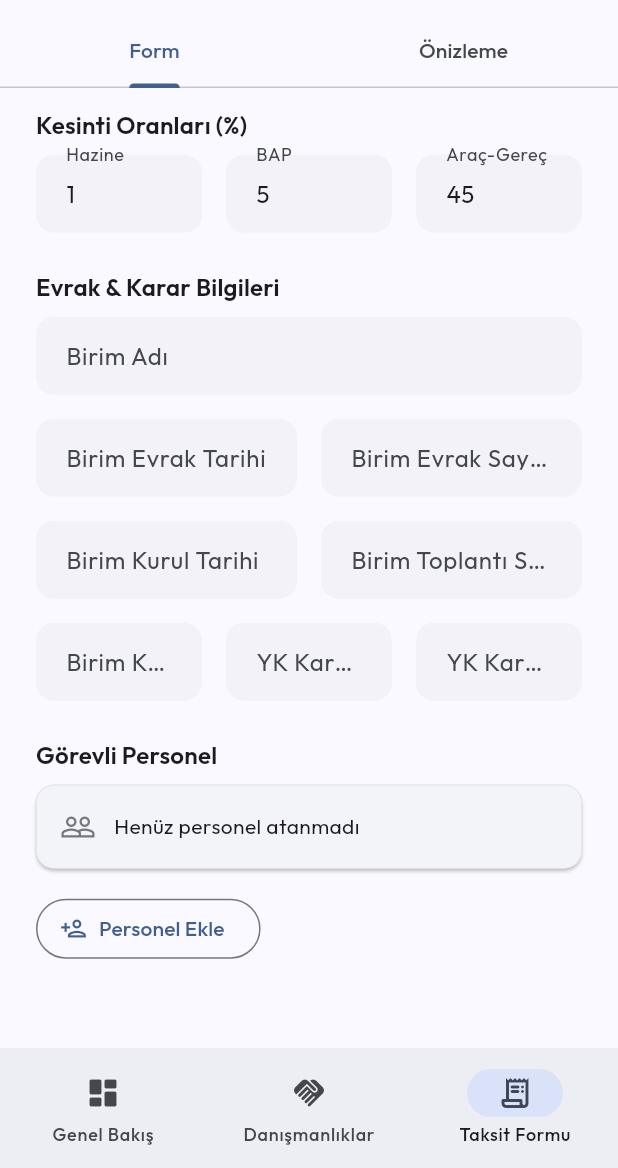
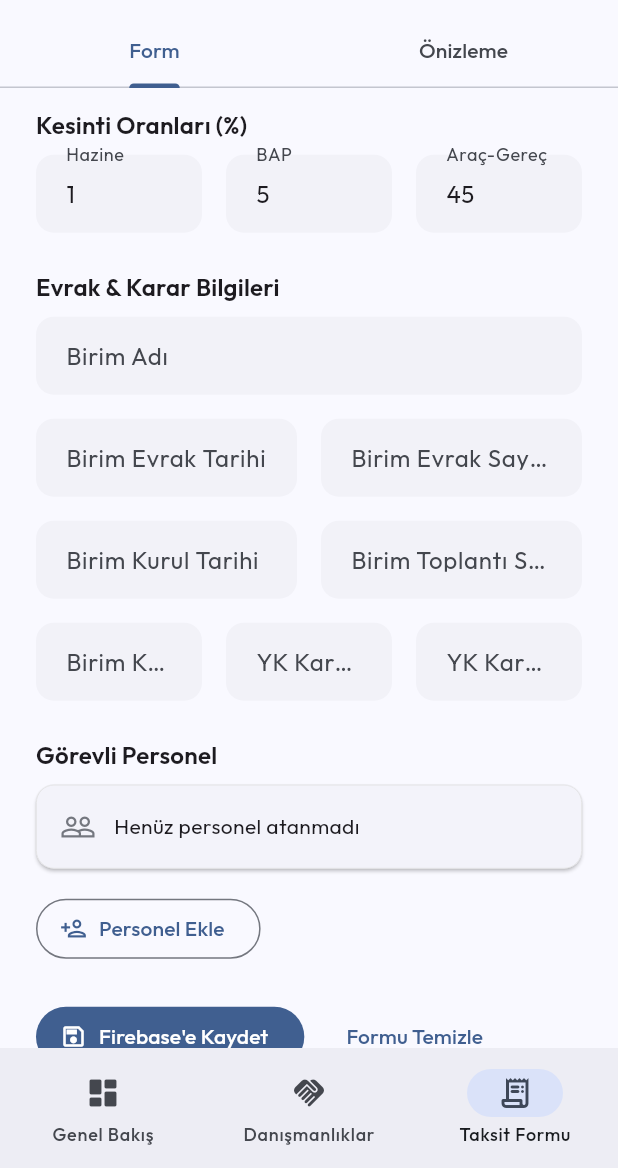
Before and after one commit to leventyildiran/dsys, a Flutter app: the screen it shows once a user with an empty profile is signed in, item 3 of the bottom bar chosen, scrolled down 480 dp, on a phone screen of 412 x 824 dp, the part 68-1236 px from its top. Run offline on Flutter 3.47's test engine with Material 3 defaults, Android fonts, the phone set to English and light mode, and no system bars; our stand-ins replace cloud_firestore, firebase_auth, firebase_core, go_router, google_fonts; accounts and stored records are empty.

Commit message:
Integrate consultancy screens with Firestore

```diff
--- a/lib/models/danismanlik_model.dart
+++ b/lib/models/danismanlik_model.dart
@@ -40,6 +40,8 @@ class DanismanlikModel {
     required this.id,
     required this.birimId,
     required this.firmaId,
+    this.firmaUnvan,
+    this.birimKisaAd,
     required this.danismanlikTuru,
     required this.konusu,
     required this.toplamTutar,
@@ -55,11 +57,14 @@ class DanismanlikModel {
     this.bapPayiOrani = 5,
     this.aracGerecPayiOrani = 45,
     this.dagitilabilirOran = 49,
+    this.createdAt,
   });
 
   final String id;
   final String birimId;
   final String firmaId;
+  final String? firmaUnvan;
+  final String? birimKisaAd;
   final DanismanlikTuru danismanlikTuru;
   final String konusu;
   final double toplamTutar;
@@ -79,12 +84,15 @@ class DanismanlikModel {
   final int bapPayiOrani;
   final int aracGerecPayiOrani;
   final int dagitilabilirOran;
+  final DateTime? createdAt;
 
   factory DanismanlikModel.fromMap(String id, Map<String, dynamic> map) {
     return DanismanlikModel(
       id: id,
       birimId: map['birimId'] as String? ?? '',
       firmaId: map['firmaId'] as String? ?? '',
+      firmaUnvan: map['firmaUnvan'] as String?,
+      birimKisaAd: map['birimKisaAd'] as String?,
       danismanlikTuru:
           DanismanlikTuru.fromString(map['danismanlikTuru'] as String? ?? ''),
       konusu: map['konusu'] as String? ?? '',
@@ -105,6 +113,9 @@ class DanismanlikModel {
       bapPayiOrani: (map['bapPayiOrani'] as num?)?.toInt() ?? 5,
       aracGerecPayiOrani: (map['aracGerecPayiOrani'] as num?)?.toInt() ?? 45,
       dagitilabilirOran: (map['dagitilabilirOran'] as num?)?.toInt() ?? 49,
+      createdAt: map['createdAt'] != null
+          ? DateTime.tryParse(map['createdAt'] as String)
+          : null,
     );
   }
 
@@ -112,6 +123,8 @@ class DanismanlikModel {
     return {
       'birimId': birimId,
       'firmaId': firmaId,
+      'firmaUnvan': firmaUnvan,
+      'birimKisaAd': birimKisaAd,
       'danismanlikTuru': danismanlikTuru.value,
       'konusu': konusu,
       'toplamTutar': toplamTutar,
@@ -127,12 +140,15 @@ class DanismanlikModel {
       'bapPayiOrani': bapPayiOrani,
       'aracGerecPayiOrani': aracGerecPayiOrani,
       'dagitilabilirOran': dagitilabilirOran,
+      'createdAt': createdAt?.toIso8601String(),
     };
   }
 
   DanismanlikModel copyWith({
     String? birimId,
     String? firmaId,
+    String? firmaUnvan,
+    String? birimKisaAd,
     DanismanlikTuru? danismanlikTuru,
     String? konusu,
     double? toplamTutar,
@@ -148,11 +164,14 @@ class DanismanlikModel {
     int? bapPayiOrani,
     int? aracGerecPayiOrani,
     int? dagitilabilirOran,
+    DateTime? createdAt,
   }) {
     return DanismanlikModel(
       id: id,
       birimId: birimId ?? this.birimId,
       firmaId: firmaId ?? this.firmaId,
+      firmaUnvan: firmaUnvan ?? this.firmaUnvan,
+      birimKisaAd: birimKisaAd ?? this.birimKisaAd,
       danismanlikTuru: danismanlikTuru ?? this.danismanlikTuru,
       konusu: konusu ?? this.konusu,
       toplamTutar: toplamTutar ?? this.toplamTutar,
@@ -168,6 +187,7 @@ class DanismanlikModel {
       bapPayiOrani: bapPayiOrani ?? this.bapPayiOrani,
       aracGerecPayiOrani: aracGerecPayiOrani ?? this.aracGerecPayiOrani,
       dagitilabilirOran: dagitilabilirOran ?? this.dagitilabilirOran,
+      createdAt: createdAt ?? this.createdAt,
     );
   }
 }
--- a/lib/screens/danismanlik/danismanlik_form_screen.dart
+++ b/lib/screens/danismanlik/danismanlik_form_screen.dart
@@ -8,6 +8,7 @@ import '../../core/turkce_format.dart';
 import '../../models/danismanlik_model.dart';
 import '../../models/personel_model.dart';
 import '../../providers/danismanlik_provider.dart';
+import '../../providers/user_provider.dart';
 import '../../theme.dart';
 
 /// Danışmanlık taksit formu + canlı önizleme ekranı.
@@ -359,9 +360,68 @@ class _FormPanel extends StatelessWidget {
               icon: const Icon(Icons.person_add_outlined),
               label: const Text('Personel Ekle'),
             ),
+            const SizedBox(height: DSYSTheme.spacingL),
+            Selector<DanismanlikProvider, bool>(
+              selector: (_, p) => p.isSaving,
+              builder: (context, isSaving, _) {
+                return Row(
+                  children: [
+                    FilledButton.icon(
+                      onPressed: isSaving ? null : () => _kaydet(context),
+                      icon: isSaving
+                          ? const SizedBox(
+                              width: 16,
+                              height: 16,
+                              child: CircularProgressIndicator(strokeWidth: 2),
+                            )
+                          : const Icon(Icons.save_outlined),
+                      label:
+                          Text(isSaving ? 'Kaydediliyor...' : 'Firebase\'e Kaydet'),
+                    ),
+                    const SizedBox(width: DSYSTheme.spacingM),
+                    TextButton(
+                      onPressed: isSaving ? null : provider.temizle,
+                      child: const Text('Formu Temizle'),
+                    ),
+                  ],
+                );
+              },
+            ),
             const SizedBox(height: DSYSTheme.spacingXL),
           ],
         ),
+      ),
+    );
+  }
+
+  Future<void> _kaydet(BuildContext context) async {
+    final provider = context.read<DanismanlikProvider>();
+    final user = context.read<UserProvider>().currentUser;
+    final birimId = user?.birimId ?? provider.birimAd.trim();
+    if (birimId.isEmpty) {
+      ScaffoldMessenger.of(context).showSnackBar(
+        const SnackBar(content: Text('Birim bilgisi bulunamadı.')),
+      );
+      return;
+    }
+
+    final sonuc = await provider.kaydet(
+      birimId: birimId,
+      birimKisaAd: provider.birimAd.trim(),
+    );
+    if (!context.mounted) return;
+
+    if (sonuc) {
+      ScaffoldMessenger.of(context).showSnackBar(
+        const SnackBar(content: Text('Danışmanlık kaydı Firebase\'e eklendi.')),
+      );
+      provider.temizle();
+      return;
+    }
+
+    ScaffoldMessenger.of(context).showSnackBar(
+      SnackBar(
+        content: Text(provider.saveError ?? 'Kayıt tamamlanamadı.'),
       ),
     );
   }
```
Also changed, not shown: lib/providers/danismanlik_provider.dart (+69 -0 lines), lib/screens/danismanlik/danismanlik_liste_screen.dart (+63 -82 lines).
